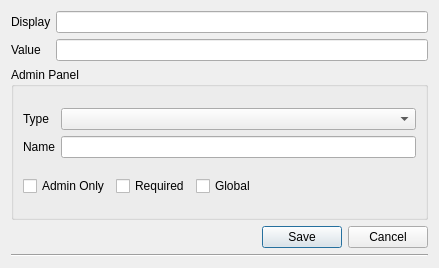
First picture: the form in automator_project/utils/qtUi/variable_dialog.ui, repository Halicea/hal_automator, before the edit.
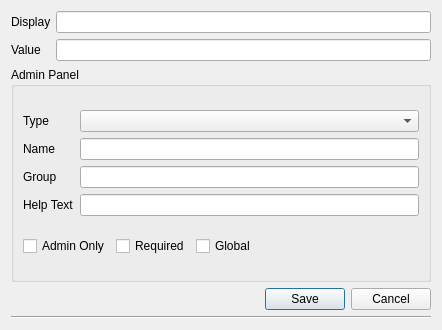
Second picture: the form after the edit.

Commit message: /Users/kostamihajlov/MyProjects/hal_automator/automator_project/src/hal_configurator/ui/gen/variable_dialog.py /Users/kostamihajlov/MyProjects/hal_automator/automator_project/src/hal_configurator/ui/variable_dialog.py /Users/kostamihajlov/MyProjects/hal_automator/automator_project/utils/qtUi/variable_dialog.ui

```diff
--- a/automator_project/utils/qtUi/variable_dialog.ui
+++ b/automator_project/utils/qtUi/variable_dialog.ui
@@ -6,8 +6,8 @@
    <rect>
     <x>0</x>
     <y>0</y>
-    <width>439</width>
-    <height>268</height>
+    <width>442</width>
+    <height>330</height>
    </rect>
   </property>
   <property name="sizePolicy">
@@ -84,6 +84,26 @@
         <item row="1" column="1">
          <widget class="QLineEdit" name="txt_name"/>
         </item>
+        <item row="2" column="0">
+         <widget class="QLabel" name="label_5">
+          <property name="text">
+           <string>Group</string>
+          </property>
+         </widget>
+        </item>
+        <item row="2" column="1">
+         <widget class="QLineEdit" name="txtGroup"/>
+        </item>
+        <item row="3" column="0">
+         <widget class="QLabel" name="label_6">
+          <property name="text">
+           <string>Help Text</string>
+          </property>
+         </widget>
+        </item>
+        <item row="3" column="1">
+         <widget class="QLineEdit" name="txtHelpText"/>
+        </item>
        </layout>
       </item>
       <item>
```
The commit also changes 2 other files.
